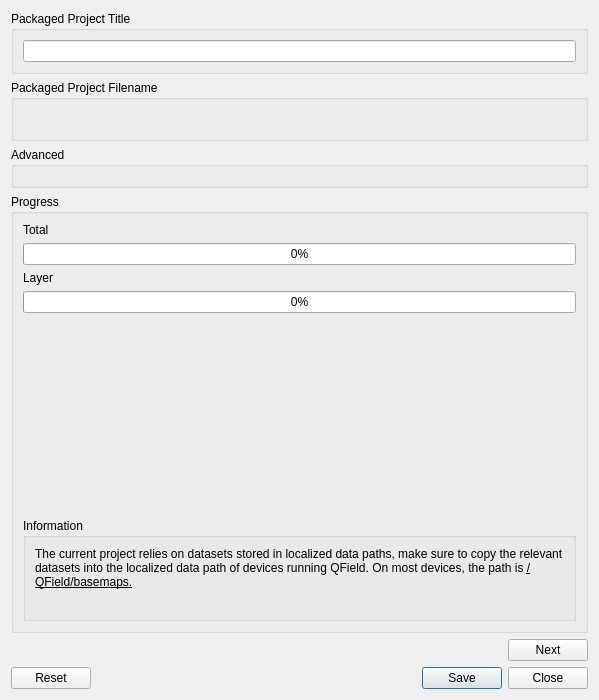
Above: launcher/portable_profile/profiles/portable/python/plugins/qfieldsync/ui/package_dialog.ui from yamamoto-ryuzo/yr-qgis-launcher before the change. Below: the same form after it.
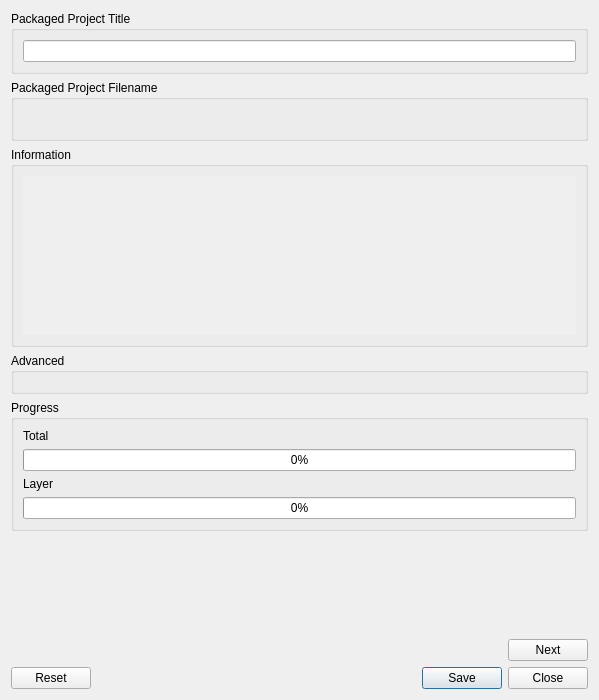
That is the form after the change. The open tabs and pages were chosen to show the change. Custom widgets are drawn as their Qt base class.

```diff
--- a/launcher/portable_profile/profiles/portable/python/plugins/qfieldsync/ui/package_dialog.ui
+++ b/launcher/portable_profile/profiles/portable/python/plugins/qfieldsync/ui/package_dialog.ui
@@ -103,6 +103,107 @@
          </layout>
         </widget>
        </item>
+       <item>
+        <widget class="QGroupBox" name="infoGroupBox">
+         <property name="sizePolicy">
+          <sizepolicy hsizetype="Minimum" vsizetype="Preferred">
+           <horstretch>0</horstretch>
+           <verstretch>1</verstretch>
+          </sizepolicy>
+         </property>
+         <property name="minimumSize">
+          <size>
+           <width>50</width>
+           <height>120</height>
+          </size>
+         </property>
+         <property name="maximumSize">
+          <size>
+           <width>16777215</width>
+           <height>200</height>
+          </size>
+         </property>
+         <property name="title">
+          <string>Information</string>
+         </property>
+         <layout class="QGridLayout" name="gridLayout_8">
+          <item row="0" column="0">
+           <widget class="QScrollArea" name="scrollArea">
+            <property name="sizePolicy">
+             <sizepolicy hsizetype="Preferred" vsizetype="Preferred">
+              <horstretch>0</horstretch>
+              <verstretch>0</verstretch>
+             </sizepolicy>
+            </property>
+            <property name="frameShape">
+             <enum>QFrame::NoFrame</enum>
+            </property>
+            <property name="frameShadow">
+             <enum>QFrame::Plain</enum>
+            </property>
+            <property name="horizontalScrollBarPolicy">
+             <enum>Qt::ScrollBarAlwaysOff</enum>
+            </property>
+            <property name="widgetResizable">
+             <bool>true</bool>
+            </property>
+            <widget class="QWidget" name="scrollAreaWidgetContents">
+             <property name="geometry">
+              <rect>
+               <x>0</x>
+               <y>0</y>
+               <width>20</width>
+               <height>20</height>
+              </rect>
+             </property>
+             <property name="sizePolicy">
+              <sizepolicy hsizetype="Preferred" vsizetype="Preferred">
+               <horstretch>1</horstretch>
+               <verstretch>1</verstretch>
+              </sizepolicy>
+             </property>
+             <layout class="QVBoxLayout" name="verticalLayout_7">
+              <property name="spacing">
+               <number>0</number>
+              </property>
+              <property name="leftMargin">
+               <number>0</number>
+              </property>
+              <property name="topMargin">
+               <number>0</number>
+              </property>
+              <property name="rightMargin">
+               <number>0</number>
+              </property>
+              <property name="bottomMargin">
+               <number>0</number>
+              </property>
+              <item>
+               <widget class="QLabel" name="infoLocalizedLayersLabel">
+                <property name="sizePolicy">
+                 <sizepolicy hsizetype="Preferred" vsizetype="Preferred">
+                  <horstretch>0</horstretch>
+                  <verstretch>0</verstretch>
+                 </sizepolicy>
+                </property>
+                <property name="text">
+                 <string/>
+                </property>
+                <property name="alignment">
+                 <set>Qt::AlignLeading|Qt::AlignLeft|Qt::AlignTop</set>
+                </property>
+                <property name="wordWrap">
+                 <bool>true</bool>
+                </property>
+               </widget>
+              </item>
+             </layout>
+            </widget>
+           </widget>
+          </item>
+         </layout>
+        </widget>
+       </item>
        <item>
         <widget class="QgsCollapsibleGroupBox" name="advancedOptionsGroupBox">
          <property name="title">
@@ -145,66 +246,25 @@
             </property>
            </widget>
           </item>
-          <item>
-           <spacer>
-            <property name="orientation">
-             <enum>Qt::Vertical</enum>
-            </property>
-            <property name="sizeType">
-             <enum>QSizePolicy::Expanding</enum>
-            </property>
-            <property name="sizeHint" stdset="0">
-             <size>
-              <width>16</width>
-              <height>16</height>
-             </size>
-            </property>
-           </spacer>
-          </item>
-          <item>
-           <widget class="QGroupBox" name="infoGroupBox">
-            <property name="title">
-             <string>Information</string>
-            </property>
-            <layout class="QGridLayout" name="gridLayout_8">
-             <item row="0" column="0">
-              <widget class="QLabel" name="infoLocalizedPresentLabel">
-               <property name="sizePolicy">
-                <sizepolicy hsizetype="Preferred" vsizetype="Minimum">
-                 <horstretch>0</horstretch>
-                 <verstretch>0</verstretch>
-                </sizepolicy>
-               </property>
-               <property name="text">
-                <string>The current project relies on datasets stored in localized data paths, make sure to copy the relevant datasets into the localized data path of devices running QField. On most devices, the path is &lt;u&gt;/QField/basemaps.&lt;/u&gt;</string>
-               </property>
-               <property name="wordWrap">
-                <bool>true</bool>
-               </property>
-              </widget>
-             </item>
-             <item row="1" column="0">
-              <widget class="QLabel" name="infoLocalizedLayersLabel">
-               <property name="sizePolicy">
-                <sizepolicy hsizetype="Preferred" vsizetype="Minimum">
-                 <horstretch>0</horstretch>
-                 <verstretch>0</verstretch>
-                </sizepolicy>
-               </property>
-               <property name="text">
-                <string/>
-               </property>
-               <property name="wordWrap">
-                <bool>true</bool>
-               </property>
-              </widget>
-             </item>
-            </layout>
-           </widget>
-          </item>
          </layout>
         </widget>
        </item>
+       <item>
+        <spacer>
+         <property name="orientation">
+          <enum>Qt::Vertical</enum>
+         </property>
+         <property name="sizeType">
+          <enum>QSizePolicy::Expanding</enum>
+         </property>
+         <property name="sizeHint" stdset="0">
+          <size>
+          <width>16</width>
+          <height>16</height>
+          </size>
+         </property>
+        </spacer>
+       </item>
       </layout>
      </widget>
     </widget>
```
